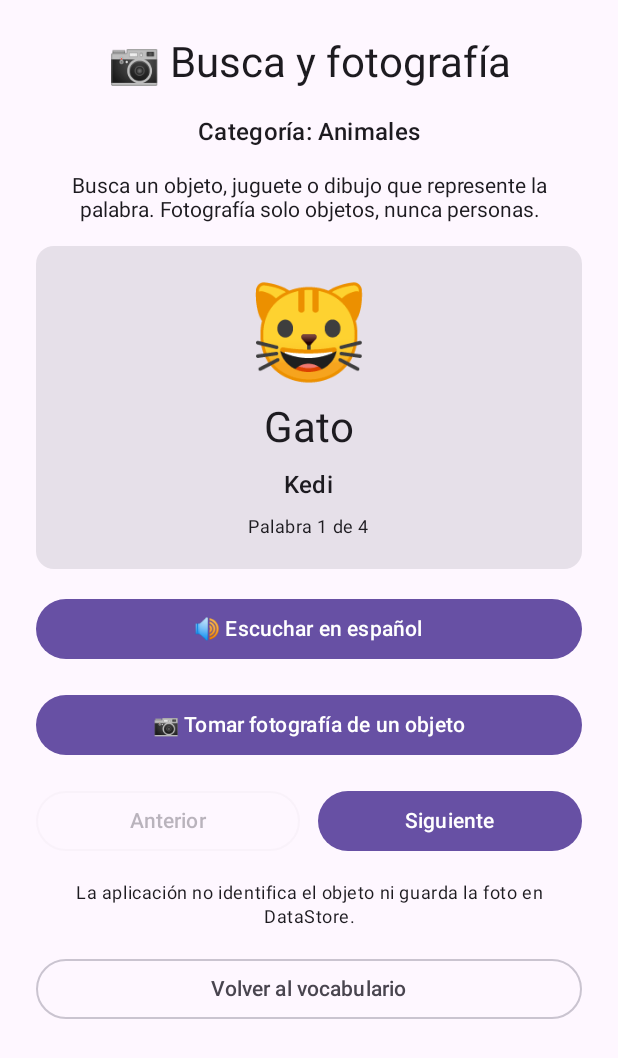
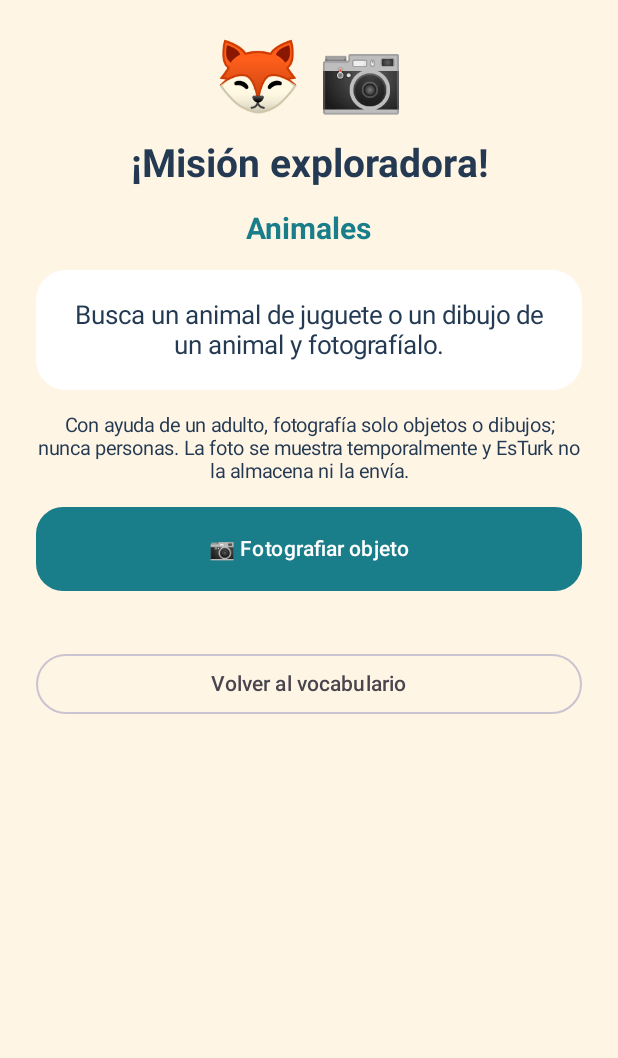
Before and after one commit to Polette2000/AppTurcoEspanol, an Android app built with Jetpack Compose: the composable CamaraScreen shown on its own in the app's theme, on a phone screen of 412 x 824 dp. Shown: the top 1058 px of the screen. Run offline under Robolectric (Android 15) with nearby library versions, the phone set to English and light mode, and no system bars.

Commit message:
correcionesde interfaz y correciónde permiso de camara

```diff
--- a/app/src/main/java/com/example/appturcoespanol/ui/screens/CamaraScreen.kt
+++ b/app/src/main/java/com/example/appturcoespanol/ui/screens/CamaraScreen.kt
@@ -5,256 +5,245 @@ import android.graphics.Bitmap
 import androidx.activity.compose.rememberLauncherForActivityResult
 import androidx.activity.result.contract.ActivityResultContracts
 import androidx.compose.foundation.Image
+import androidx.compose.foundation.background
 import androidx.compose.foundation.layout.Arrangement
 import androidx.compose.foundation.layout.Column
-import androidx.compose.foundation.layout.Row
+import androidx.compose.foundation.layout.Spacer
 import androidx.compose.foundation.layout.fillMaxSize
 import androidx.compose.foundation.layout.fillMaxWidth
 import androidx.compose.foundation.layout.height
+import androidx.compose.foundation.layout.navigationBarsPadding
 import androidx.compose.foundation.layout.padding
+import androidx.compose.foundation.layout.statusBarsPadding
 import androidx.compose.foundation.rememberScrollState
+import androidx.compose.foundation.shape.RoundedCornerShape
 import androidx.compose.foundation.verticalScroll
+import androidx.compose.material3.AlertDialog
 import androidx.compose.material3.Button
+import androidx.compose.material3.ButtonDefaults
 import androidx.compose.material3.Card
-import androidx.compose.material3.MaterialTheme
+import androidx.compose.material3.CardDefaults
 import androidx.compose.material3.OutlinedButton
 import androidx.compose.material3.Text
+import androidx.compose.material3.TextButton
 import androidx.compose.runtime.Composable
-import androidx.compose.runtime.DisposableEffect
-import androidx.compose.runtime.LaunchedEffect
 import androidx.compose.runtime.getValue
-import androidx.compose.runtime.mutableIntStateOf
 import androidx.compose.runtime.mutableStateOf
 import androidx.compose.runtime.remember
+import androidx.compose.runtime.saveable.rememberSaveable
 import androidx.compose.runtime.setValue
 import androidx.compose.ui.Alignment
 import androidx.compose.ui.Modifier
+import androidx.compose.ui.graphics.Color
 import androidx.compose.ui.graphics.asImageBitmap
 import androidx.compose.ui.layout.ContentScale
-import androidx.compose.ui.platform.LocalContext
+import androidx.compose.ui.text.font.FontWeight
 import androidx.compose.ui.text.style.TextAlign
 import androidx.compose.ui.unit.dp
 import androidx.compose.ui.unit.sp
 import com.example.appturcoespanol.model.CategoriaAprendizaje
-import com.example.appturcoespanol.repository.VocabularioRepository
-import com.example.appturcoespanol.tts.TextToSpeechManager
+import com.example.appturcoespanol.model.Idioma
 
+/**
+ * Mundo Explorador de Zorro.
+ * Usa la cámara externa mediante ACTION_IMAGE_CAPTURE/TakePicturePreview.
+ * No necesita ni solicita permiso CAMERA de nuestra aplicación.
+ * La miniatura solo se mantiene en memoria: no se guarda ni se envía.
+ */
 @Composable
 fun CamaraScreen(
     categoria: CategoriaAprendizaje,
-    onVolver: () -> Unit
+    onVolver: () -> Unit,
+    idiomaNativo: Idioma = Idioma.ESPANOL
 ) {
-    val context = LocalContext.current.applicationContext
+    val espanol = idiomaNativo == Idioma.ESPANOL
+    val crema = Color(0xFFFFF5E5)
+    val turquesa = Color(0xFF197E89)
+    val oscuro = Color(0xFF243A53)
 
-    // Las palabras ya existen en nuestro repositorio de vocabulario.
-    val palabras = remember(categoria) {
-        VocabularioRepository.obtenerPalabras(categoria)
+    var mostrarAviso by rememberSaveable { mutableStateOf(false) }
+    var mensajeError by remember { mutableStateOf<String?>(null) }
+    var foto by remember { mutableStateOf<Bitmap?>(null) }
+
+    // El sistema se encarga de abrir la aplicación de cámara del teléfono.
+    // Si la persona cancela, el resultado es null.
+    val lanzarCamara = rememberLauncherForActivityResult(
+        contract = ActivityResultContracts.TakePicturePreview()
+    ) { imagen: Bitmap? ->
+        foto = imagen
+        mensajeError = if (imagen == null) {
+            if (espanol) "No se tomó ninguna fotografía. Puedes intentarlo otra vez."
+            else "Fotoğraf çekilmedi. Yeniden deneyebilirsin."
+        } else null
     }
 
-    var indicePalabra by remember(categoria) {
-        mutableIntStateOf(0)
-    }
+    val mision = when (categoria) {
+        CategoriaAprendizaje.ANIMALES -> if (espanol)
+            "Busca un animal de juguete o un dibujo de un animal y fotografíalo."
+        else "Oyuncak bir hayvan veya hayvan resmi bul ve fotoğrafını çek."
 
-    // Solo mantenemos una miniatura en memoria: no creamos archivos.
-    var fotoCapturada by remember(categoria) {
-        mutableStateOf<Bitmap?>(null)
-    }
+        CategoriaAprendizaje.FRUTAS -> if (espanol)
+            "Busca una fruta o una imagen de fruta y fotografíala."
+        else "Bir meyve veya meyve resmi bul ve fotoğrafını çek."
 
-    var mensajeCamara by remember(categoria) {
-        mutableStateOf<String?>(null)
-    }
+        CategoriaAprendizaje.NATURALEZA -> if (espanol)
+            "Busca una hoja, una flor u otro objeto de la naturaleza y fotografíalo."
+        else "Bir yaprak, çiçek veya doğadan bir nesne bul ve fotoğrafını çek."
 
-    var errorPronunciacion by remember(categoria) {
-        mutableStateOf(false)
-    }
-
-    val ttsManager = remember(context) {
-        TextToSpeechManager(context)
-    }
-
-    DisposableEffect(ttsManager) {
-        onDispose {
-            ttsManager.liberar()
-        }
-    }
-
-    // ActivityResult abre la aplicacion de camara del sistema.
-    // TakePicturePreview devuelve una miniatura Bitmap, sin archivo permanente.
-    val camaraLauncher = rememberLauncherForActivityResult(
-        contract = ActivityResultContracts.TakePicturePreview()
-    ) { bitmap ->
-        if (bitmap != null) {
-            fotoCapturada = bitmap
-            mensajeCamara = "Foto recibida. Puedes compararla con la palabra."
-        } else {
-            mensajeCamara = "No se tomó ninguna fotografía."
-        }
-    }
-
-    // Cambiar de palabra elimina la miniatura anterior de esta pantalla.
-    LaunchedEffect(indicePalabra) {
-        fotoCapturada = null
-        mensajeCamara = null
-        errorPronunciacion = false
-        ttsManager.detener()
+        else -> if (espanol)
+            "Busca y fotografía un objeto relacionado con esta categoría."
+        else "Bu kategoriyle ilgili bir nesne bul ve fotoğrafını çek."
     }
 
     Column(
         modifier = Modifier
             .fillMaxSize()
+            .background(crema)
+            .statusBarsPadding()
+            .navigationBarsPadding()
             .verticalScroll(rememberScrollState())
             .padding(24.dp),
-        horizontalAlignment = Alignment.CenterHorizontally,
-        verticalArrangement = Arrangement.spacedBy(16.dp)
+        verticalArrangement = Arrangement.spacedBy(16.dp),
+        horizontalAlignment = Alignment.CenterHorizontally
     ) {
+        Text("🦊 📷", fontSize = 46.sp)
         Text(
-            text = "📷 Busca y fotografía",
-            style = MaterialTheme.typography.headlineMedium,
+            text = if (espanol) "¡Misión exploradora!" else "Keşif görevi!",
+            color = oscuro,
+            fontSize = 26.sp,
+            fontWeight = FontWeight.Bold,
+            textAlign = TextAlign.Center
+        )
+        Text(
+            text = if (espanol) categoria.nombre else categoria.nombreTurco,
+            color = turquesa,
+            fontSize = 20.sp,
+            fontWeight = FontWeight.Bold
+        )
+
+        Card(
+            modifier = Modifier.fillMaxWidth(),
+            shape = RoundedCornerShape(20.dp),
+            colors = CardDefaults.cardColors(containerColor = Color.White)
+        ) {
+            Text(
+                text = mision,
+                modifier = Modifier.padding(20.dp),
+                color = oscuro,
+                fontSize = 17.sp,
+                textAlign = TextAlign.Center
+            )
+        }
+
+        Text(
+            text = if (espanol)
+                "Con ayuda de un adulto, fotografía solo objetos o dibujos; nunca personas. La foto se muestra temporalmente y EsTurk no la almacena ni la envía."
+            else "Bir yetişkinin yardımıyla yalnızca nesnelerin veya çizimlerin fotoğrafını çek; insanların değil. EsTurk fotoğrafı saklamaz veya göndermez.",
+            color = oscuro,
+            fontSize = 13.sp,
             textAlign = TextAlign.Center
         )
 
-        Text(
-            text = "Categoría: ${categoria.nombre}",
-            style = MaterialTheme.typography.titleMedium
-        )
+        Button(
+            onClick = { mostrarAviso = true },
+            modifier = Modifier.fillMaxWidth().height(56.dp),
+            shape = RoundedCornerShape(18.dp),
+            colors = ButtonDefaults.buttonColors(containerColor = turquesa)
+        ) {
+            Text(if (espanol) "📷 Fotografiar objeto" else "📷 Nesnenin fotoğrafını çek")
+        }
 
-        Text(
-            text = "Busca un objeto, juguete o dibujo que represente la palabra. " +
-                    "Fotografía solo objetos, nunca personas.",
-            textAlign = TextAlign.Center
-        )
+        mensajeError?.let { error ->
+            Text(
+                text = error,
+                color = Color(0xFFB33939),
+                textAlign = TextAlign.Center
+            )
+        }
 
-        if (palabras.isEmpty()) {
-            Text("No hay palabras disponibles en esta categoría.")
-        } else {
-            val palabra = palabras[indicePalabra]
-
-            Card(modifier = Modifier.fillMaxWidth()) {
+        foto?.let { imagen ->
+            Card(
+                modifier = Modifier.fillMaxWidth(),
+                shape = RoundedCornerShape(20.dp),
+                colors = CardDefaults.cardColors(containerColor = Color.White)
+            ) {
                 Column(
-                    modifier = Modifier
-                        .fillMaxWidth()
-                        .padding(20.dp),
-                    horizontalAlignment = Alignment.CenterHorizontally,
-                    verticalArrangement = Arrangement.spacedBy(8.dp)
+                    modifier = Modifier.fillMaxWidth().padding(16.dp),
+                    verticalArrangement = Arrangement.spacedBy(12.dp),
+                    horizontalAlignment = Alignment.CenterHorizontally
                 ) {
-                    Text(text = palabra.emoji, fontSize = 64.sp)
                     Text(
-                        text = palabra.espanol,
-                        style = MaterialTheme.typography.headlineMedium
+                        if (espanol) "Fotografía tomada" else "Fotoğraf çekildi",
+                        color = turquesa,
+                        fontWeight = FontWeight.Bold
+                    )
+                    Image(
+                        bitmap = imagen.asImageBitmap(),
+                        contentDescription = if (espanol) "Vista previa de la fotografía" else "Fotoğraf önizlemesi",
+                        modifier = Modifier.fillMaxWidth().height(230.dp),
+                        contentScale = ContentScale.Fit
                     )
                     Text(
-                        text = palabra.turco,
-                        style = MaterialTheme.typography.titleMedium
+                        if (espanol) "¿El objeto coincide con la misión? ¡Muy bien!"
+                        else "Nesne görevle eşleşiyor mu? Aferin!",
+                        color = oscuro,
+                        textAlign = TextAlign.Center
                     )
-                    Text(
-                        text = "Palabra ${indicePalabra + 1} de ${palabras.size}",
-                        style = MaterialTheme.typography.bodySmall
-                    )
-                }
-            }
-
-            Button(
-                onClick = {
-                    errorPronunciacion = !ttsManager.hablar(palabra.espanol)
-                },
-                modifier = Modifier.fillMaxWidth()
-            ) {
-                Text("🔊 Escuchar en español")
-            }
-
-            if (errorPronunciacion) {
-                Text(
-                    text = "La voz aún no está lista o no está disponible.",
-                    color = MaterialTheme.colorScheme.error
-                )
-            }
-
-            Button(
-                onClick = {
-                    mensajeCamara = null
-                    try {
-                        camaraLauncher.launch(null)
-                    } catch (e: ActivityNotFoundException) {
-                        mensajeCamara = "No hay una aplicación de cámara disponible."
-                    } catch (e: SecurityException) {
-                        mensajeCamara = "Android no permitió abrir la cámara."
+                    OutlinedButton(onClick = { foto = null; mensajeError = null }) {
+                        Text(if (espanol) "Eliminar foto" else "Fotoğrafı sil")
                     }
-                },
-                modifier = Modifier.fillMaxWidth()
-            ) {
-                Text("📷 Tomar fotografía de un objeto")
-            }
-
-            mensajeCamara?.let { mensaje ->
-                Text(
-                    text = mensaje,
-                    textAlign = TextAlign.Center
-                )
-            }
-
-            fotoCapturada?.let { bitmap ->
-                Card(modifier = Modifier.fillMaxWidth()) {
-                    Column(
-                        modifier = Modifier
-                            .fillMaxWidth()
-                            .padding(12.dp),
-                        horizontalAlignment = Alignment.CenterHorizontally,
-                        verticalArrangement = Arrangement.spacedBy(12.dp)
-                    ) {
-                        Text("Vista previa temporal")
-                        Image(
-                            bitmap = bitmap.asImageBitmap(),
-                            contentDescription = "Vista previa del objeto fotografiado",
-                            modifier = Modifier
-                                .fillMaxWidth()
-                                .height(240.dp),
-                            contentScale = ContentScale.Fit
-                        )
-                        OutlinedButton(
-                            onClick = {
-                                fotoCapturada = null
-                                mensajeCamara = "Vista previa eliminada."
-                            }
-                        ) {
-                            Text("Eliminar fotografía")
-                        }
-                    }
-                }
-            }
-
-            Row(
-                modifier = Modifier.fillMaxWidth(),
-                horizontalArrangement = Arrangement.spacedBy(12.dp)
-            ) {
-                OutlinedButton(
-                    onClick = { indicePalabra -= 1 },
-                    enabled = indicePalabra > 0,
-                    modifier = Modifier.weight(1f)
-                ) {
-                    Text("Anterior")
-                }
-
-                Button(
-                    onClick = { indicePalabra += 1 },
-                    enabled = indicePalabra < palabras.lastIndex,
-                    modifier = Modifier.weight(1f)
-                ) {
-                    Text("Siguiente")
                 }
             }
         }
 
-        Text(
-            text = "La aplicación no identifica el objeto ni guarda la foto en DataStore.",
-            style = MaterialTheme.typography.bodySmall,
-            textAlign = TextAlign.Center
-        )
-
-        OutlinedButton(
-            onClick = onVolver,
-            modifier = Modifier.fillMaxWidth()
-        ) {
-            Text("Volver al vocabulario")
+        Spacer(modifier = Modifier.height(6.dp))
+        OutlinedButton(onClick = onVolver, modifier = Modifier.fillMaxWidth()) {
+            Text(if (espanol) "Volver al vocabulario" else "Kelimelere dön")
         }
     }
+
+    // Aviso educativo propio de EsTurk (no es un permiso de Android).
+    if (mostrarAviso) {
+        AlertDialog(
+            onDismissRequest = { mostrarAviso = false },
+            title = {
+                Text(if (espanol) "¿Abrir la cámara?" else "Kamera açılsın mı?")
+            },
+            text = {
+                Text(
+                    if (espanol)
+                        "Se abrirá la aplicación de cámara de tu celular. Con ayuda de un adulto, fotografía solamente objetos o dibujos. Puedes cancelar en cualquier momento."
+                    else "Telefonunun kamera uygulaması açılacak. Bir yetişkinin yardımıyla yalnızca nesnelerin veya çizimlerin fotoğrafını çek. İstediğin zaman iptal edebilirsin."
+                )
+            },
+            confirmButton = {
+                TextButton(onClick = {
+                    mostrarAviso = false
+                    mensajeError = null
+                    try {
+                        lanzarCamara.launch(null)
+                    } catch (_: ActivityNotFoundException) {
+                        mensajeError = if (espanol)
+                            "Este celular no tiene una aplicación de cámara disponible."
+                        else "Bu telefonda kullanılabilir bir kamera uygulaması yok."
+                    } catch (_: SecurityException) {
+                        mensajeError = if (espanol)
+                            "Android bloqueó la cámara. Comprueba que el permiso CAMERA no siga declarado en el manifiesto combinado y vuelve a ejecutar la app."
+                        else "Android kamerayı engelledi. Birleştirilmiş manifest dosyasında CAMERA izninin bulunmadığını kontrol edip uygulamayı yeniden çalıştır."
+                    } catch (_: Exception) {
+                        mensajeError = if (espanol)
+                            "No se pudo abrir la cámara. Comprueba que la cámara normal del celular funcione."
+                        else "Kamera açılamadı. Telefonun normal kamera uygulamasının çalıştığından emin ol."
+                    }
+                }) {
+                    Text(if (espanol) "Abrir cámara" else "Kamerayı aç")
+                }
+            },
+            dismissButton = {
+                TextButton(onClick = { mostrarAviso = false }) {
+                    Text(if (espanol) "Cancelar" else "İptal")
+                }
+            }
+        )
+    }
 }
```
Also changed, not shown: app/src/main/AndroidManifest.xml (+7 -1 lines), app/src/main/java/com/example/appturcoespanol/navigation/AppNavigation.kt (+54 -8 lines).
